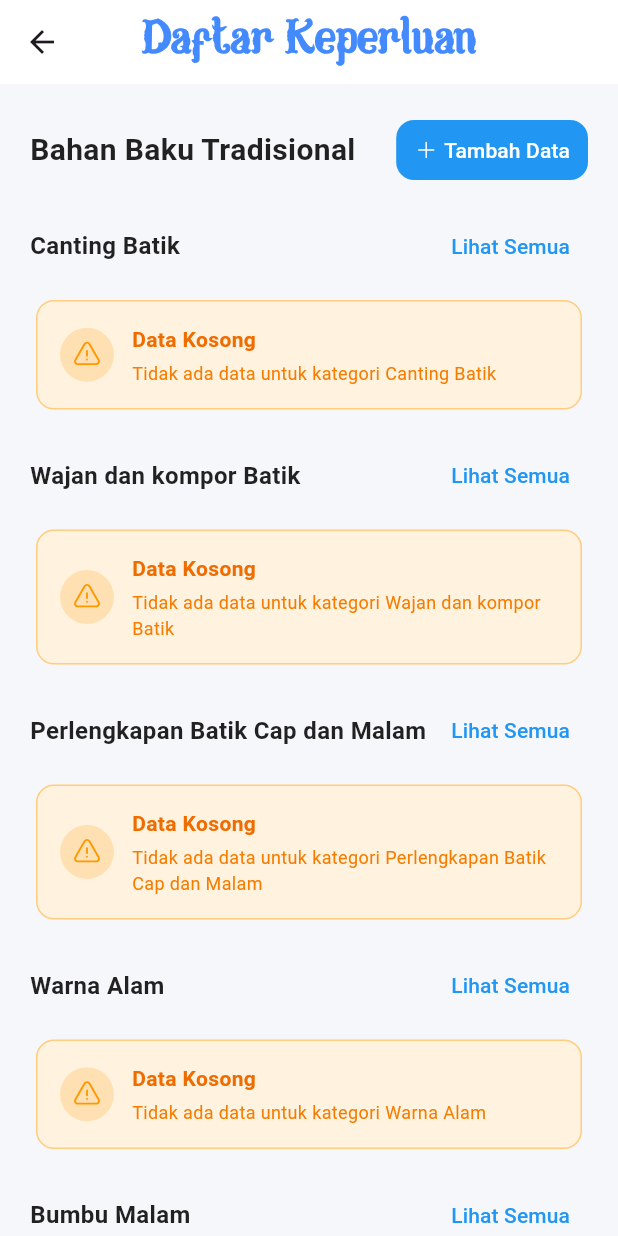
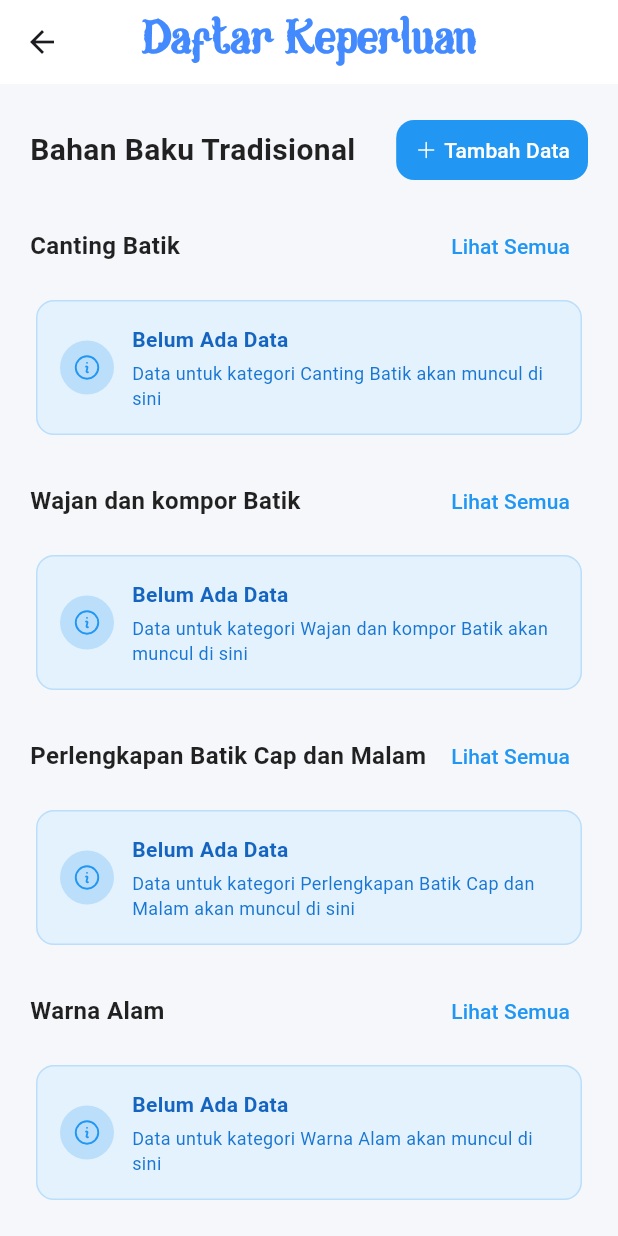
Before and after one commit to agungkurniawanid/batik_sesa_bojonegoro_app, a Flutter app: the DaftarKeperluanScreen screen opened by its route, on a phone screen of 412 x 824 dp. Run offline on Flutter 3.47's test engine with Material 3 defaults, Android fonts, the phone set to English and light mode, and no system bars; our stand-ins replace firebase_core, firebase_database, flutter_riverpod, heroicons, loading_animation_widget, persistent_bottom_nav_bar; accounts and stored records are empty.

Commit message:
update fix fitur daftar keperluan

```diff
--- a/lib/screens/daftar_keperluan/daftar_keperluan_screens.dart
+++ b/lib/screens/daftar_keperluan/daftar_keperluan_screens.dart
@@ -239,7 +239,7 @@ class DaftarKeperluanScreen extends ConsumerWidget {
             ),
             const SizedBox(height: 8),
             filteredItems.isEmpty
-                ? _buildEmptyDataCard(context, category)
+                ? _buildEmptyDataInfoCard(context, category)
                 : ListView.separated(
                     shrinkWrap: true,
                     physics: const NeverScrollableScrollPhysics(),
@@ -262,13 +262,13 @@ class DaftarKeperluanScreen extends ConsumerWidget {
     );
   }
 
-  Widget _buildEmptyDataCard(BuildContext context, String category) {
+  Widget _buildEmptyDataInfoCard(BuildContext context, String category) {
     return Card(
-      color: Colors.orange[50],
+      color: Colors.blue[50],
       shape: RoundedRectangleBorder(
         borderRadius: BorderRadius.circular(12),
         side: BorderSide(
-          color: Colors.orange[200]!,
+          color: Colors.blue[100]!,
           width: 1,
         ),
       ),
@@ -280,13 +280,13 @@ class DaftarKeperluanScreen extends ConsumerWidget {
             Container(
               padding: const EdgeInsets.all(8),
               decoration: BoxDecoration(
-                color: Colors.orange[100],
+                color: Colors.blue[100],
                 shape: BoxShape.circle,
               ),
               child: const HeroIcon(
-                HeroIcons.exclamationTriangle,
+                HeroIcons.informationCircle,
                 size: 20,
-                color: Colors.orange,
+                color: Colors.blue,
               ),
             ),
             const SizedBox(width: 12),
@@ -295,19 +295,19 @@ class DaftarKeperluanScreen extends ConsumerWidget {
                 crossAxisAlignment: CrossAxisAlignment.start,
                 children: [
                   Text(
-                    'Data Kosong',
+                    'Belum Ada Data',
                     style: TextStyle(
                       fontSize: 14,
                       fontWeight: FontWeight.w600,
-                      color: Colors.orange[800],
+                      color: Colors.blue[800],
                     ),
                   ),
                   const SizedBox(height: 4),
                   Text(
-                    'Tidak ada data untuk kategori $category',
+                    'Data untuk kategori $category akan muncul di sini',
                     style: TextStyle(
                       fontSize: 12,
-                      color: Colors.orange[700],
+                      color: Colors.blue[700],
                     ),
                   ),
                 ],
```
